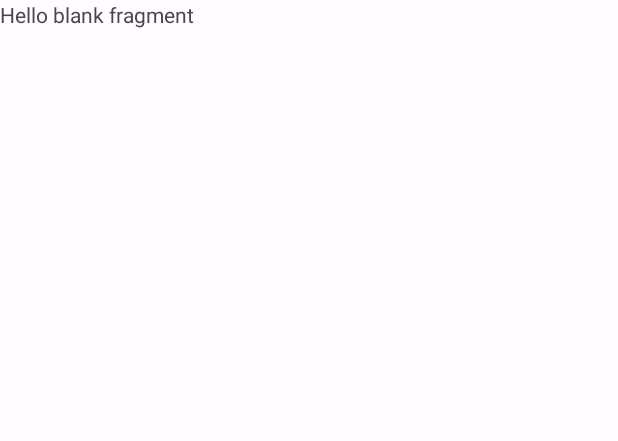
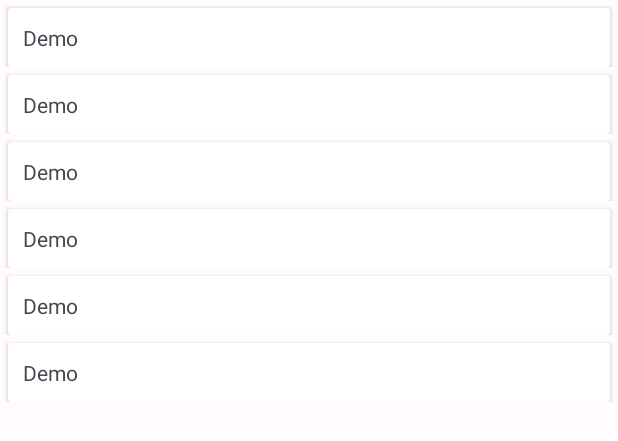
Before and after one commit to nguyendinhkien/NewBaseAndroid, an Android app: the layout fragment_recycler_view_demo.xml on its own in the app's theme, with its tools: preview values and no code run, on a phone screen of 412 x 824 dp. Shown: the top 441 px of the screen. Run offline under Robolectric (Android 15) with nearby library versions, the phone set to English and light mode, and no system bars.

Commit message:
implement recyclerview

```diff
--- a/app/src/main/java/vn/nguyendinhkien/appcommon/data/repository/NoteRepositoryImpl.kt
+++ b/app/src/main/java/vn/nguyendinhkien/appcommon/data/repository/NoteRepositoryImpl.kt
@@ -12,7 +12,7 @@ import vn.nguyendinhkien.appcommon.presentation.ui.list.Note
 class NoteRepositoryImpl(): INoteRepository {
     override suspend fun fetchNotes(): Flow<List<Note>> {
         coroutineScope {
-            delay(5000)
+            delay(1000)
         }
 
         return flowOf(
--- a/app/src/main/res/layout/fragment_recycler_view_demo.xml
+++ b/app/src/main/res/layout/fragment_recycler_view_demo.xml
@@ -1,14 +1,18 @@
 <?xml version="1.0" encoding="utf-8"?>
-<FrameLayout xmlns:android="http://schemas.android.com/apk/res/android"
+<androidx.constraintlayout.widget.ConstraintLayout xmlns:android="http://schemas.android.com/apk/res/android"
     xmlns:tools="http://schemas.android.com/tools"
     android:layout_width="match_parent"
     android:layout_height="match_parent"
+    xmlns:app="http://schemas.android.com/apk/res-auto"
     tools:context=".presentation.ui.list.RecyclerViewDemoFragment">
 
-    <!-- TODO: Update blank fragment layout -->
-    <TextView
+    <androidx.recyclerview.widget.RecyclerView
+        android:id="@+id/list_note"
+        tools:itemCount="10"
+        tools:listitem="@layout/item_recycler_view_demo"
+        app:layoutManager="androidx.recyclerview.widget.LinearLayoutManager"
+        android:orientation="vertical"
         android:layout_width="match_parent"
-        android:layout_height="match_parent"
-        android:text="@string/hello_blank_fragment" />
+        android:layout_height="match_parent"/>
 
-</FrameLayout>
+</androidx.constraintlayout.widget.ConstraintLayout>
--- a/app/src/main/res/layout/item_layout.xml
+++ /dev/null
@@ -1,6 +0,0 @@
-<?xml version="1.0" encoding="utf-8"?>
-<androidx.constraintlayout.widget.ConstraintLayout xmlns:android="http://schemas.android.com/apk/res/android"
-    android:layout_width="match_parent"
-    android:layout_height="match_parent">
-
-</androidx.constraintlayout.widget.ConstraintLayout>
--- /dev/null
+++ b/app/src/main/res/layout/item_recycler_view_demo.xml
@@ -0,0 +1,25 @@
+<?xml version="1.0" encoding="utf-8"?>
+<androidx.constraintlayout.widget.ConstraintLayout xmlns:android="http://schemas.android.com/apk/res/android"
+    android:layout_width="match_parent"
+    android:layout_height="wrap_content"
+    xmlns:app="http://schemas.android.com/apk/res-auto">
+    <androidx.cardview.widget.CardView
+        android:id="@+id/item_note"
+        app:layout_constraintStart_toStartOf="parent"
+        app:layout_constraintTop_toTopOf="parent"
+        android:layout_width="match_parent"
+        android:layout_margin="5dp"
+        android:layout_height="wrap_content">
+        <TextView
+            android:id="@+id/text_demo"
+            app:layout_constraintTop_toTopOf="parent"
+            app:layout_constraintStart_toStartOf="parent"
+            app:layout_constraintEnd_toEndOf="parent"
+            app:layout_constraintBottom_toBottomOf="parent"
+            android:text="Demo"
+            android:padding="10dp"
+            android:layout_width="wrap_content"
+            android:layout_height="wrap_content"/>
+    </androidx.cardview.widget.CardView>
+
+</androidx.constraintlayout.widget.ConstraintLayout>
```
Also changed, not shown: app/src/main/java/vn/nguyendinhkien/appcommon/presentation/base/adapter/BaseListAdapter.kt (+2 -8 lines), app/src/main/java/vn/nguyendinhkien/appcommon/presentation/ui/list/ListViewAdapter.kt (+21 -5 lines), app/src/main/java/vn/nguyendinhkien/appcommon/presentation/ui/list/RecyclerViewDemoFragment.kt (+16 -9 lines).
